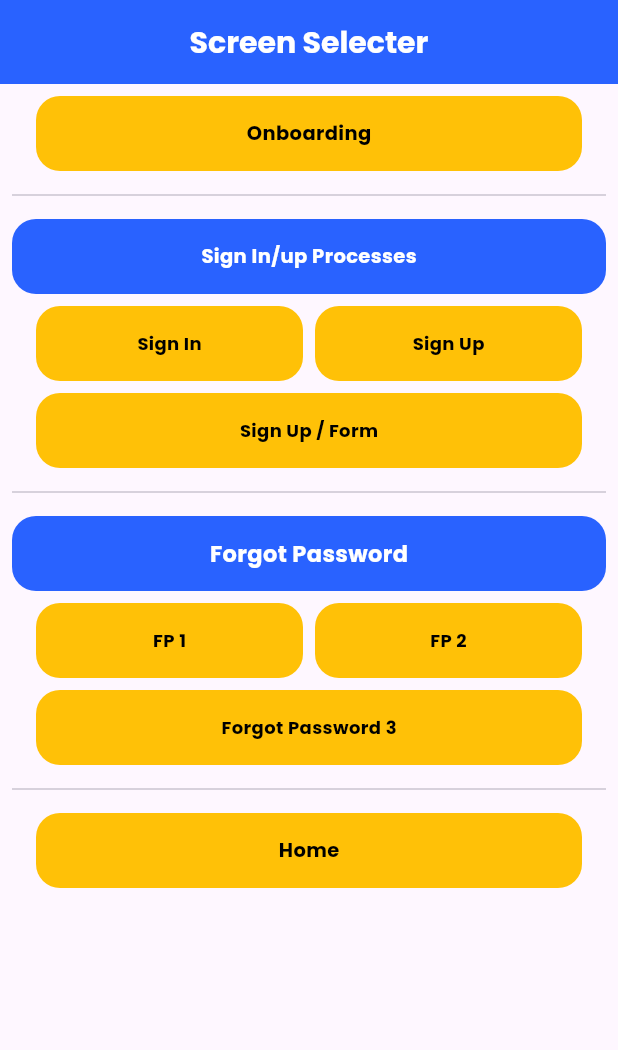
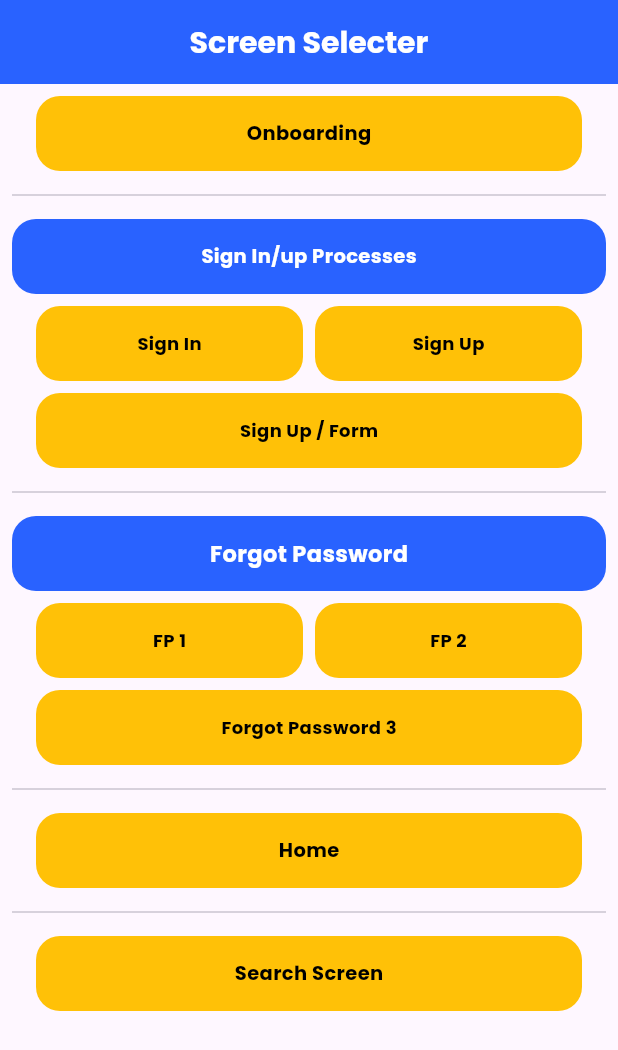
Before and after one commit to muzzammil763/e_learning_app, a Flutter app: the screen it shows after launch, on a phone screen of 412 x 824 dp. Shown: the top 1050 px of the screen. Run offline on Flutter 3.47's test engine with Material 3 defaults, Android fonts, the phone set to English and light mode, and no system bars; our stand-ins replace google_fonts.

```diff
--- a/lib/Screens/screen_selecter.dart
+++ b/lib/Screens/screen_selecter.dart
@@ -3,23 +3,18 @@ import 'package:e_learning_ui/Screens/forgot_password3.dart';
 import 'package:e_learning_ui/Screens/forgot_password2.dart';
 import 'package:e_learning_ui/Screens/homepage.dart';
 import 'package:e_learning_ui/Screens/onboarding.dart';
+import 'package:e_learning_ui/Screens/search.dart';
 import 'package:e_learning_ui/Screens/sign_in.dart';
 import 'package:e_learning_ui/Screens/sign_up.dart';
 import 'package:e_learning_ui/Screens/sign_up_form.dart';
 import 'package:flutter/material.dart';
-import 'package:flutter/services.dart';
 
 class ScreenSelecter extends StatelessWidget {
   const ScreenSelecter({super.key});
 
   @override
   Widget build(BuildContext context) {
-    return AnnotatedRegion(
-      value: const SystemUiOverlayStyle(
-        statusBarColor: Colors.transparent,
-        statusBarIconBrightness: Brightness.light,
-      ),
-      child: Scaffold(
+    return Scaffold(
       appBar: AppBar(
         centerTitle: true,
         backgroundColor: Colors.blueAccent[700],
@@ -367,8 +362,44 @@ class ScreenSelecter extends StatelessWidget {
                 ),
               ),
             ),
+            const SizedBox(
+              height: 8,
+            ),
+            const Divider(),
+            const SizedBox(
+              height: 8,
+            ),
+            InkWell(
+              onTap: () {
+                Navigator.of(context).push(MaterialPageRoute(
+                    builder: (context) => const SearchScreen()));
+              },
+              child: Padding(
+                padding: const EdgeInsets.only(
+                  left: 16,
+                  right: 16,
+                ),
+                child: Container(
+                  height: 50,
+                  width: double.infinity,
+                  decoration: BoxDecoration(
+                    borderRadius: BorderRadius.circular(16),
+                    color: Colors.amber,
+                  ),
+                  child: const Center(
+                    child: Text(
+                      'Search Screen',
+                      style: TextStyle(
+                        fontSize: 13,
+                        fontWeight: FontWeight.bold,
+                        color: Colors.black,
+                      ),
+                    ),
+                  ),
+                ),
+              ),
+            ),
           ],
-          ),
         ),
       ),
     );
```
Also changed, not shown: lib/Screens/forgot_password1.dart (+8 -1 lines), lib/Screens/forgot_password2.dart (+8 -1 lines), lib/Screens/forgot_password3.dart (+8 -1 lines), lib/Screens/homepage.dart (+6 -1 lines), lib/Screens/onboarding.dart (+6 -1 lines), lib/Screens/sign_in.dart (+8 -1 lines), lib/Screens/sign_up.dart (+8 -1 lines), lib/Screens/sign_up_form.dart (+8 -1 lines). Lines whose indentation alone changed are shown as unchanged.
